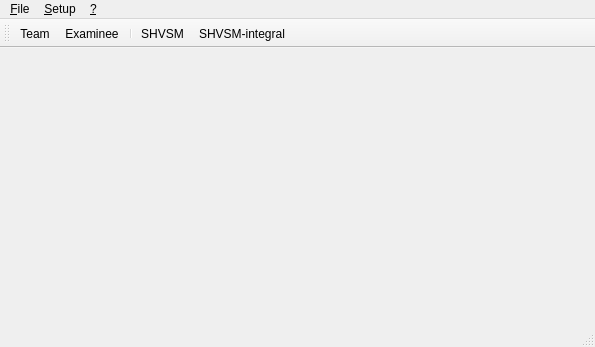
First picture: the form in shvsm/mainwindow.ui, repository SeregaGomen/shvsm, before the edit.
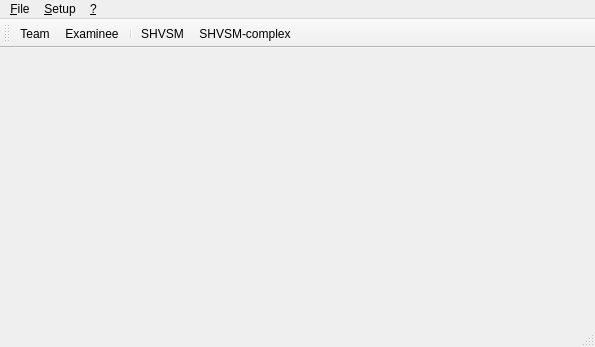
Second picture: the form after the edit. Icons and pictures are not drawn.

```diff
--- a/shvsm/mainwindow.ui
+++ b/shvsm/mainwindow.ui
@@ -178,7 +178,7 @@
      <normaloff>:/image/chart_pie.png</normaloff>:/image/chart_pie.png</iconset>
    </property>
    <property name="text">
-    <string>S&amp;HVSM-integral...</string>
+    <string>S&amp;HVSM-complex...</string>
    </property>
    <property name="toolTip">
     <string>Create a new examination 'SHVSM-integral'</string>
```
Left out of the diff: 16 changed lines with no effect on the pictures.
